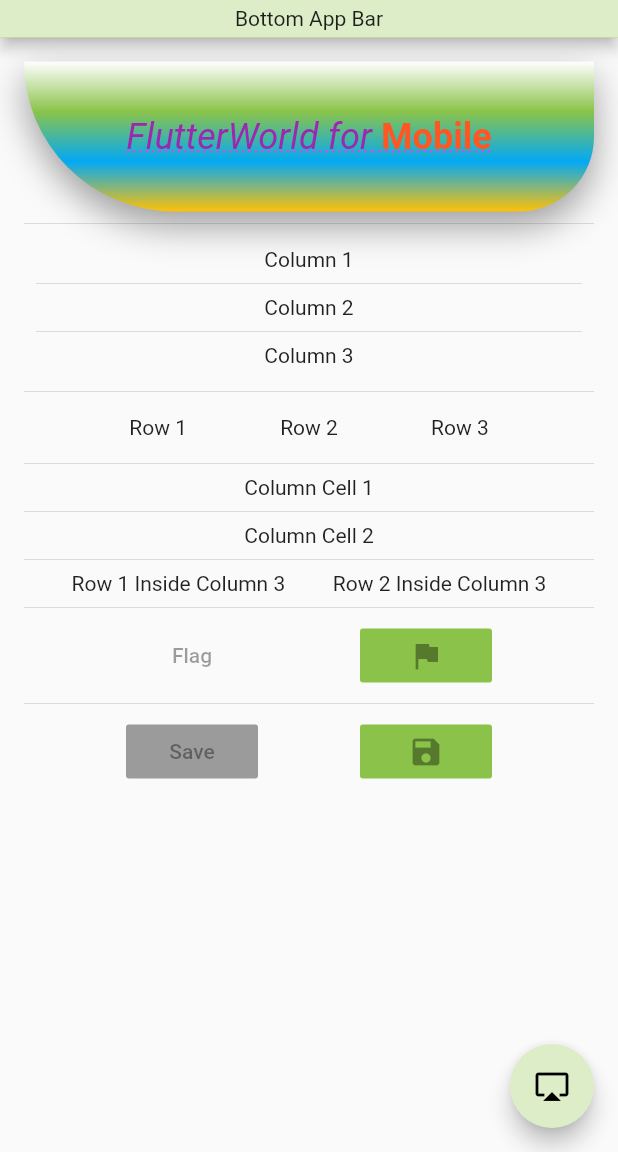
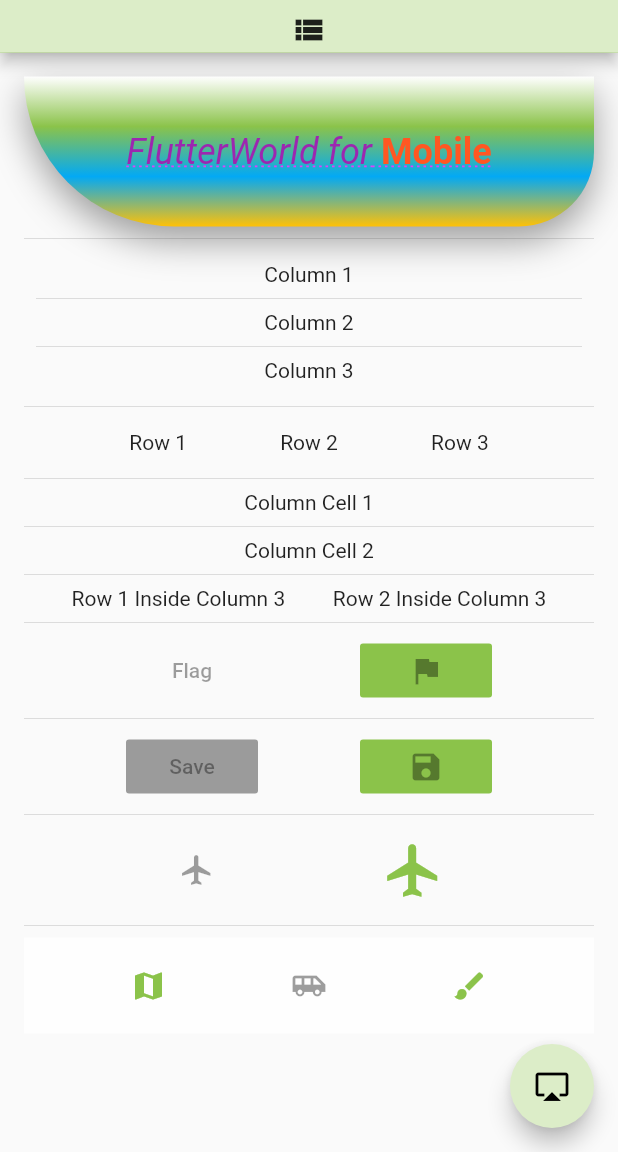
Before and after one commit to HansSchmitt/ch6_basics, a Flutter app: the screen it shows after launch, on a phone screen of 412 x 824 dp, the part 84-1236 px from its top. Run offline on Flutter 3.47's test engine with Material 2 defaults, Android fonts, the phone set to English and light mode, and no system bars.

Commit message:
Added raised, flat, icon, and button bar buttons.

```diff
--- /dev/null
+++ b/lib/models/todo_menu_item.dart
@@ -0,0 +1,7 @@
+import 'package:flutter/material.dart';
+
+class TodoMenuItem {
+  final String title;
+  final Icon icon;
+  TodoMenuItem({this.title, this.icon});
+}
--- a/lib/pages/home.dart
+++ b/lib/pages/home.dart
@@ -1,8 +1,13 @@
 import 'package:flutter/material.dart';
-import 'package:ch6_basics/widgets/containerWithBoxDecorationWidget.dart';
-import 'package:ch6_basics/widgets/columnWidget.dart';
-import 'package:ch6_basics/widgets/rowWidget.dart';
-import 'package:ch6_basics/widgets/columnAndRowNestingWidget.dart';
+import 'package:ch6_basics/widgets/container_with_box_decoration_widget.dart';
+import 'package:ch6_basics/widgets/column_widget.dart';
+import 'package:ch6_basics/widgets/row_widget.dart';
+import 'package:ch6_basics/widgets/column_and_row_nesting_widget.dart';
+import 'package:ch6_basics/widgets/flat_button_row.dart';
+import 'package:ch6_basics/widgets/raised_button_row.dart';
+import 'package:ch6_basics/widgets/icon_button_row.dart';
+import 'package:ch6_basics/widgets/popup_menu_button_widget.dart';
+import 'package:ch6_basics/widgets/button_bar_widget.dart';
 
 class Home extends StatefulWidget {
   @override
@@ -36,21 +41,10 @@ class _HomeState extends State<Home> {
               ],
               flexibleSpace: SafeArea(
                 child: Icon(
-                  Icons.photo_camera, size: 75.0, color: Colors.white70
-                  ,
+                  Icons.photo_camera, size: 75.0, color: Colors.white70,
                 ),
               ),
-              bottom: PreferredSize(
-                child: Container(
-                  color: Colors.lightGreen.shade100,
-                  height: 25.0,
-                  width: double.infinity,
-                  child: Center(
-                    child: Text('Bottom App Bar'),
-                  ),
-                ),
-                preferredSize: Size.fromHeight(25.0),
-              ),
+              bottom: PopUpMenuButtonWidget(),
             ),
             body: Padding(
               padding: EdgeInsets.all(16.0),
@@ -68,6 +62,10 @@ class _HomeState extends State<Home> {
                     const FlatButtonRow(),
                     Divider(),
                     const RaisedButtonRow(),
+                    Divider(),
+                    const IconButtonRow(),
+                    Divider(),
+                    const ButtonBarWidget(),
                   ],
                 ),
               ),
@@ -82,53 +80,3 @@ class _HomeState extends State<Home> {
     );
   }
 }
-
-class FlatButtonRow extends StatelessWidget {
-  const FlatButtonRow({
-    Key key
-}) : super(key: key);
-
-  @override
-  Widget build(BuildContext context) {
-    return Row(
-      mainAxisAlignment: MainAxisAlignment.spaceEvenly,
-      children: <Widget>[
-        FlatButton(
-          onPressed: null,
-          child: Text('Flag'),
-        ),
-        FlatButton(
-          onPressed: null,
-          child: Icon(Icons.flag,),
-          color: Colors.lightGreen,
-          disabledColor: Colors.lightGreen,
-        )
-      ],
-    );
-  }
-}
-
-class RaisedButtonRow extends StatelessWidget {
-  const RaisedButtonRow({
-    Key key
-}): super(key: key);
-
-  @override
-  Widget build(BuildContext context) {
-    return Row(
-      mainAxisAlignment: MainAxisAlignment.spaceEvenly,
-      children: <Widget>[
-        RaisedButton(
-          onPressed: null,
-          child: Text('Save'),
-        ),
-        RaisedButton(
-          onPressed: null,
-          child: Icon(Icons.save,),
-          color: Colors.lightGreen,
-          disabledColor: Colors.lightGreen,
-        )
-      ],
-    );
-  }
-}
--- /dev/null
+++ b/lib/widgets/button_bar_widget.dart
@@ -0,0 +1,30 @@
+import 'package:flutter/material.dart';
+
+class ButtonBarWidget extends StatelessWidget {
+  const ButtonBarWidget({Key key}) : super(key: key);
+
+  @override
+  Widget build(BuildContext context) {
+    return Container(
+      color: Colors.white70,
+      child: ButtonBar(
+        alignment: MainAxisAlignment.spaceEvenly,
+        children: <Widget>[
+          IconButton(
+            icon: Icon(Icons.map),
+            onPressed: null,
+            disabledColor: Colors.lightGreen,
+          ),
+          IconButton(
+            icon: Icon(Icons.airport_shuttle),
+            onPressed: null,
+          ),
+          IconButton(
+              icon: Icon(Icons.brush),
+              onPressed: null,
+              disabledColor: Colors.lightGreen)
+        ],
+      ),
+    );
+  }
+}
--- /dev/null
+++ b/lib/widgets/flat_button_row.dart
@@ -0,0 +1,26 @@
+import 'package:flutter/material.dart';
+
+class FlatButtonRow extends StatelessWidget {
+  const FlatButtonRow({
+    Key key
+  }) : super(key: key);
+
+  @override
+  Widget build(BuildContext context) {
+    return Row(
+      mainAxisAlignment: MainAxisAlignment.spaceEvenly,
+      children: <Widget>[
+        FlatButton(
+          onPressed: null,
+          child: Text('Flag'),
+        ),
+        FlatButton(
+          onPressed: null,
+          child: Icon(Icons.flag,),
+          color: Colors.lightGreen,
+          disabledColor: Colors.lightGreen,
+        )
+      ],
+    );
+  }
+}
--- /dev/null
+++ b/lib/widgets/icon_button_row.dart
@@ -0,0 +1,27 @@
+import 'package:flutter/material.dart';
+
+class IconButtonRow extends StatelessWidget {
+  const IconButtonRow({
+    Key key
+  }): super(key: key);
+
+  @override
+  Widget build(BuildContext context) {
+    return Row(
+      mainAxisAlignment: MainAxisAlignment.spaceEvenly,
+      children: <Widget>[
+        IconButton(
+          onPressed: null,
+          icon: Icon(Icons.flight),
+        ),
+        IconButton(
+          onPressed: null,
+          icon: Icon(Icons.flight),
+          iconSize: 42.0,
+          disabledColor: Colors.lightGreen,
+          tooltip: 'Flight',
+        )
+      ],
+    );
+  }
+}
--- /dev/null
+++ b/lib/widgets/popup_menu_button_widget.dart
@@ -0,0 +1,52 @@
+import 'package:flutter/material.dart';
+import 'package:ch6_basics/models/todo_menu_item.dart';
+
+List<TodoMenuItem> foodMenuList = [
+  TodoMenuItem(title: 'Fast Food', icon: Icon(Icons.fastfood)),
+  TodoMenuItem(title: 'Remind Me', icon: Icon(Icons.add_alarm)),
+  TodoMenuItem(title: 'Flight', icon: Icon(Icons.flight)),
+  TodoMenuItem(title: 'Music', icon: Icon(Icons.audiotrack)),
+];
+
+class PopUpMenuButtonWidget extends StatelessWidget implements PreferredSize{
+  const PopUpMenuButtonWidget({
+    Key key
+  }): super(key: key);
+
+  @override
+  Size get preferredSize => Size.fromHeight(35.0);
+
+  @override
+  Widget get child=> Container();
+
+  @override
+  Widget build(BuildContext context) {
+    return Container(
+      color: Colors.lightGreen.shade100,
+      height: preferredSize.height,
+      width: double.infinity,
+      child: PopupMenuButton<TodoMenuItem>(
+        icon: Icon(Icons.view_list),
+        onSelected: ((valueSelected){
+          print('value selected: ${valueSelected.title}');
+        }),
+        itemBuilder: (BuildContext context){
+          return foodMenuList.map((TodoMenuItem todoMenuItem){
+            return PopupMenuItem<TodoMenuItem>(
+              value: todoMenuItem,
+              child: Row(
+                children: <Widget>[
+                  Icon(todoMenuItem.icon.icon),
+                  Padding(
+                    padding: EdgeInsets.all(8.0),
+                  ),
+                  Text(todoMenuItem.title),
+                ],
+              ),
+            );
+          }).toList();
+        },
+      ),
+    );
+  }
+}
--- /dev/null
+++ b/lib/widgets/raised_button_row.dart
@@ -0,0 +1,26 @@
+import 'package:flutter/material.dart';
+
+class RaisedButtonRow extends StatelessWidget {
+  const RaisedButtonRow({
+    Key key
+  }): super(key: key);
+
+  @override
+  Widget build(BuildContext context) {
+    return Row(
+      mainAxisAlignment: MainAxisAlignment.spaceEvenly,
+      children: <Widget>[
+        RaisedButton(
+          onPressed: null,
+          child: Text('Save'),
+        ),
+        RaisedButton(
+          onPressed: null,
+          child: Icon(Icons.save,),
+          color: Colors.lightGreen,
+          disabledColor: Colors.lightGreen,
+        )
+      ],
+    );
+  }
+}
```
Also changed, not shown: lib/widgets/column_and_row_nesting_widget.dart (renamed from lib/widgets/columnAndRowNestingWidget.dart), lib/widgets/column_widget.dart (renamed from lib/widgets/columnWidget.dart), lib/widgets/container_with_box_decoration_widget.dart (renamed from lib/widgets/containerWithBoxDecorationWidget.dart), lib/widgets/row_widget.dart (renamed from lib/widgets/rowWidget.dart).
